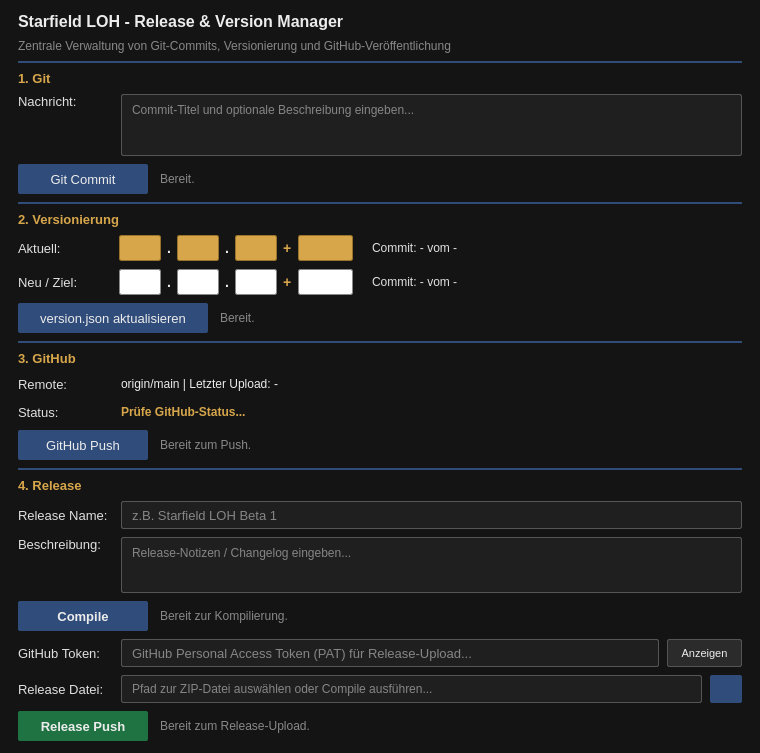
Above: Release/Build_Release.ui from Looking4Git/Starfield_LOH before the change. Below: the same form after it.
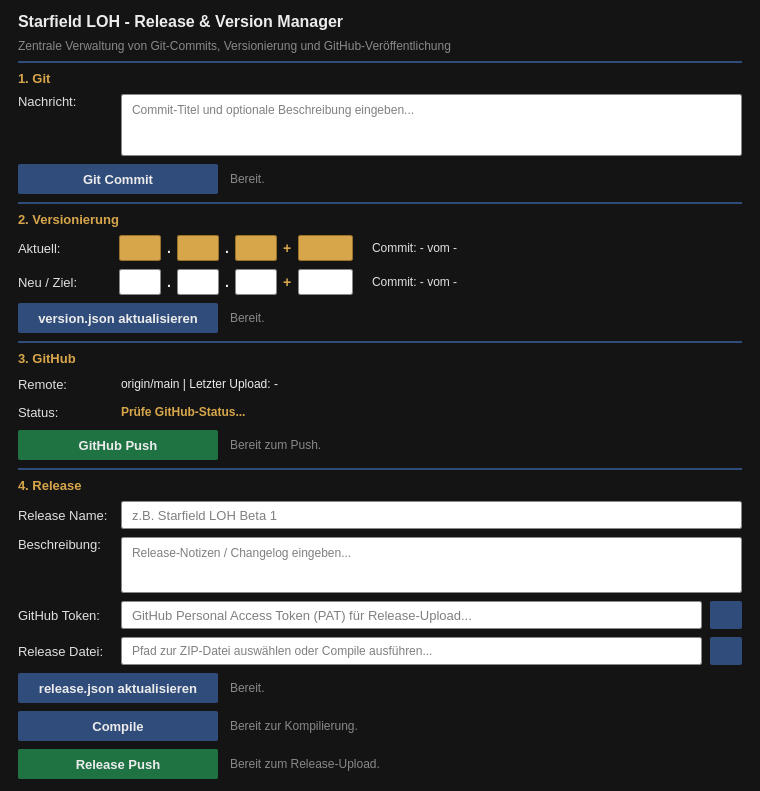
That is the form after the change.

Commit message: style: Release & Version Manager UI an Design Rules angepasst (weisse Textfelder, Eye-Icon, einheitliche Buttons, release.json Button)

```diff
--- a/Release/Build_Release.ui
+++ b/Release/Build_Release.ui
@@ -7,7 +7,7 @@
     <x>0</x>
     <y>0</y>
     <width>760</width>
-    <height>740</height>
+    <height>770</height>
    </rect>
   </property>
   <property name="windowTitle">
@@ -133,7 +133,7 @@
         </size>
        </property>
        <property name="styleSheet">
-        <string notr="true">background-color: #1f1f1f; color: #ECECEC; border: 1px solid #555555; border-radius: 2px; padding: 4px 6px; font-size: 12px;</string>
+        <string notr="true">background-color: #ffffff; color: #000000; border: 1px solid #888888; border-radius: 2px; padding: 4px 6px; font-size: 12px;</string>
        </property>
        <property name="placeholderText">
         <string>Commit-Titel und optionale Beschreibung eingeben...</string>
@@ -151,7 +151,13 @@
       <widget class="QPushButton" name="btn_git_commit">
        <property name="minimumSize">
         <size>
-         <width>130</width>
+         <width>200</width>
+         <height>30</height>
+        </size>
+       </property>
+       <property name="maximumSize">
+        <size>
+         <width>200</width>
          <height>30</height>
         </size>
        </property>
@@ -159,7 +165,7 @@
         <cursorShape>PointingHandCursor</cursorShape>
        </property>
        <property name="styleSheet">
-        <string notr="true">QPushButton { background-color: #304C7A; color: #ECECEC; border: none; border-radius: 2px; padding: 4px 16px; font-size: 13px; } QPushButton:hover { background-color: #5b7a9e; } QPushButton:pressed { background-color: #1e3355; }</string>
+        <string notr="true">QPushButton { background-color: #304C7A; color: #ECECEC; border: none; border-radius: 2px; padding: 4px 16px; font-size: 13px; font-weight: bold; } QPushButton:hover { background-color: #5b7a9e; } QPushButton:pressed { background-color: #1e3355; }</string>
        </property>
        <property name="text">
         <string>Git Commit</string>
@@ -591,7 +597,13 @@
       <widget class="QPushButton" name="btn_save">
        <property name="minimumSize">
         <size>
-         <width>190</width>
+         <width>200</width>
+         <height>30</height>
+        </size>
+       </property>
+       <property name="maximumSize">
+        <size>
+         <width>200</width>
          <height>30</height>
         </size>
        </property>
@@ -599,7 +611,7 @@
         <cursorShape>PointingHandCursor</cursorShape>
        </property>
        <property name="styleSheet">
-        <string notr="true">QPushButton { background-color: #304C7A; color: #ECECEC; border: none; border-radius: 2px; padding: 4px 16px; font-size: 13px; } QPushButton:hover { background-color: #5b7a9e; } QPushButton:pressed { background-color: #1e3355; }</string>
+        <string notr="true">QPushButton { background-color: #304C7A; color: #ECECEC; border: none; border-radius: 2px; padding: 4px 16px; font-size: 13px; font-weight: bold; } QPushButton:hover { background-color: #5b7a9e; } QPushButton:pressed { background-color: #1e3355; }</string>
        </property>
        <property name="text">
         <string>version.json aktualisieren</string>
@@ -778,7 +790,13 @@
       <widget class="QPushButton" name="btn_push">
        <property name="minimumSize">
         <size>
-         <width>130</width>
+         <width>200</width>
+         <height>30</height>
+        </size>
+       </property>
+       <property name="maximumSize">
+        <size>
+         <width>200</width>
          <height>30</height>
         </size>
        </property>
@@ -786,7 +804,7 @@
         <cursorShape>PointingHandCursor</cursorShape>
        </property>
        <property name="styleSheet">
-        <string notr="true">QPushButton { background-color: #304C7A; color: #ECECEC; border: none; border-radius: 2px; padding: 4px 16px; font-size: 13px; } QPushButton:hover { background-color: #5b7a9e; } QPushButton:pressed { background-color: #1e3355; }</string>
+        <string notr="true">QPushButton { background-color: #1F7343; color: #ECECEC; border: none; border-radius: 2px; padding: 4px 16px; font-size: 13px; font-weight: bold; } QPushButton:hover { background-color: #2a9457; } QPushButton:pressed { background-color: #155230; }</string>
        </property>
        <property name="text">
         <string>GitHub Push</string>
@@ -890,7 +908,7 @@
         </size>
        </property>
        <property name="styleSheet">
-        <string notr="true">background-color: #1f1f1f; color: #ECECEC; border: 1px solid #555555; border-radius: 2px; padding: 0 8px; font-size: 13px;</string>
+        <string notr="true">background-color: #ffffff; color: #000000; border: 1px solid #888888; border-radius: 2px; padding: 0 8px; font-size: 13px;</string>
        </property>
        <property name="placeholderText">
         <string>z.B. Starfield LOH Beta 1</string>
@@ -946,7 +964,7 @@
         </size>
        </property>
        <property name="styleSheet">
-        <string notr="true">background-color: #1f1f1f; color: #ECECEC; border: 1px solid #555555; border-radius: 2px; padding: 4px 6px; font-size: 12px;</string>
+        <string notr="true">background-color: #ffffff; color: #000000; border: 1px solid #888888; border-radius: 2px; padding: 4px 6px; font-size: 12px;</string>
        </property>
        <property name="placeholderText">
         <string>Release-Notizen / Changelog eingeben...</string>
@@ -956,57 +974,6 @@
     </layout>
    </item>
 
-   <!-- Compile Button & Status -->
-   <item>
-    <layout class="QHBoxLayout" name="row_rel_compile">
-     <property name="spacing">
-      <number>12</number>
-     </property>
-     <item>
-      <widget class="QPushButton" name="btn_compile">
-       <property name="minimumSize">
-        <size>
-         <width>130</width>
-         <height>30</height>
-        </size>
-       </property>
-       <property name="cursor">
-        <cursorShape>PointingHandCursor</cursorShape>
-       </property>
-       <property name="styleSheet">
-        <string notr="true">QPushButton { background-color: #304C7A; color: #ECECEC; border: none; border-radius: 2px; padding: 4px 16px; font-size: 13px; font-weight: bold; } QPushButton:hover { background-color: #5b7a9e; } QPushButton:pressed { background-color: #1e3355; }</string>
-       </property>
-       <property name="text">
-        <string>Compile</string>
-       </property>
-      </widget>
-     </item>
-     <item>
-      <widget class="QLabel" name="lbl_compile_status">
-       <property name="styleSheet">
-        <string notr="true">color: #888888; font-size: 12px;</string>
-       </property>
-       <property name="text">
-        <string>Bereit zur Kompilierung.</string>
-       </property>
-      </widget>
-     </item>
-     <item>
-      <spacer name="spacer_compile">
-       <property name="orientation">
-        <enum>Qt::Orientation::Horizontal</enum>
-       </property>
-       <property name="sizeHint" stdset="0">
-        <size>
-         <width>40</width>
-         <height>20</height>
-        </size>
-       </property>
-      </spacer>
-     </item>
-    </layout>
-   </item>
-
    <!-- GitHub Token Eingabe -->
    <item>
     <layout class="QHBoxLayout" name="row_rel_token">
@@ -1047,7 +1014,7 @@
         <enum>QLineEdit::EchoMode::Password</enum>
        </property>
        <property name="styleSheet">
-        <string notr="true">background-color: #1f1f1f; color: #ECECEC; border: 1px solid #555555; border-radius: 2px; padding: 0 8px; font-size: 13px;</string>
+        <string notr="true">background-color: #ffffff; color: #000000; border: 1px solid #888888; border-radius: 2px; padding: 0 8px; font-size: 13px;</string>
        </property>
        <property name="placeholderText">
         <string>GitHub Personal Access Token (PAT) für Release-Upload...</string>
@@ -1058,7 +1025,13 @@
       <widget class="QPushButton" name="btn_toggle_token">
        <property name="minimumSize">
         <size>
-         <width>75</width>
+         <width>32</width>
+         <height>28</height>
+        </size>
+       </property>
+       <property name="maximumSize">
+        <size>
+         <width>32</width>
          <height>28</height>
         </size>
        </property>
@@ -1066,10 +1039,10 @@
         <cursorShape>PointingHandCursor</cursorShape>
        </property>
        <property name="styleSheet">
-        <string notr="true">QPushButton { background-color: #2b2b2b; color: #ECECEC; border: 1px solid #555555; border-radius: 2px; font-size: 11px; } QPushButton:hover { background-color: #3a3a3a; }</string>
+        <string notr="true">QPushButton { background-color: #304C7A; border: none; border-radius: 2px; } QPushButton:hover { background-color: #5b7a9e; }</string>
        </property>
        <property name="text">
-        <string>Anzeigen</string>
+        <string/>
        </property>
       </widget>
      </item>
@@ -1113,7 +1086,7 @@
         </size>
        </property>
        <property name="styleSheet">
-        <string notr="true">background-color: #1f1f1f; color: #ECECEC; border: 1px solid #555555; border-radius: 2px; padding: 0 8px; font-size: 12px;</string>
+        <string notr="true">background-color: #ffffff; color: #000000; border: 1px solid #888888; border-radius: 2px; padding: 0 8px; font-size: 12px;</string>
        </property>
        <property name="placeholderText">
         <string>Pfad zur ZIP-Datei auswählen oder Compile ausführen...</string>
@@ -1148,6 +1121,120 @@
     </layout>
    </item>
 
+   <!-- release.json aktualisieren Button & Status -->
+   <item>
+    <layout class="QHBoxLayout" name="row_rel_save">
+     <property name="spacing">
+      <number>12</number>
+     </property>
+     <item>
+      <widget class="QPushButton" name="btn_save_release">
+       <property name="minimumSize">
+        <size>
+         <width>200</width>
+         <height>30</height>
+        </size>
+       </property>
+       <property name="maximumSize">
+        <size>
+         <width>200</width>
+         <height>30</height>
+        </size>
+       </property>
+       <property name="cursor">
+        <cursorShape>PointingHandCursor</cursorShape>
+       </property>
+       <property name="styleSheet">
+        <string notr="true">QPushButton { background-color: #304C7A; color: #ECECEC; border: none; border-radius: 2px; padding: 4px 16px; font-size: 13px; font-weight: bold; } QPushButton:hover { background-color: #5b7a9e; } QPushButton:pressed { background-color: #1e3355; }</string>
+       </property>
+       <property name="text">
+        <string>release.json aktualisieren</string>
+       </property>
+      </widget>
+     </item>
+     <item>
+      <widget class="QLabel" name="lbl_rel_save_status">
+       <property name="styleSheet">
+        <string notr="true">color: #888888; font-size: 12px;</string>
+       </property>
+       <property name="text">
+        <string>Bereit.</string>
+       </property>
+      </widget>
+     </item>
+     <item>
+      <spacer name="spacer_rel_save">
+       <property name="orientation">
+        <enum>Qt::Orientation::Horizontal</enum>
+       </property>
+       <property name="sizeHint" stdset="0">
+        <size>
+         <width>40</width>
+         <height>20</height>
+        </size>
+       </property>
+      </spacer>
+     </item>
+    </layout>
+   </item>
+
+   <!-- Compile Button & Status -->
+   <item>
+    <layout class="QHBoxLayout" name="row_rel_compile">
+     <property name="spacing">
+      <number>12</number>
+     </property>
+     <item>
+      <widget class="QPushButton" name="btn_compile">
+       <property name="minimumSize">
+        <size>
+         <width>200</width>
+         <height>30</height>
+        </size>
+       </property>
+       <property name="maximumSize">
+        <size>
+         <width>200</width>
+         <height>30</height>
+        </size>
+       </property>
+       <property name="cursor">
+        <cursorShape>PointingHandCursor</cursorShape>
+       </property>
+       <property name="styleSheet">
+        <string notr="true">QPushButton { background-color: #304C7A; color: #ECECEC; border: none; border-radius: 2px; padding: 4px 16px; font-size: 13px; font-weight: bold; } QPushButton:hover { background-color: #5b7a9e; } QPushButton:pressed { background-color: #1e3355; }</string>
+       </property>
+       <property name="text">
+        <string>Compile</string>
+       </property>
+      </widget>
+     </item>
+     <item>
+      <widget class="QLabel" name="lbl_compile_status">
+       <property name="styleSheet">
+        <string notr="true">color: #888888; font-size: 12px;</string>
+       </property>
+       <property name="text">
+        <string>Bereit zur Kompilierung.</string>
+       </property>
+      </widget>
+     </item>
+     <item>
+      <spacer name="spacer_compile">
+       <property name="orientation">
+        <enum>Qt::Orientation::Horizontal</enum>
+       </property>
+       <property name="sizeHint" stdset="0">
+        <size>
+         <width>40</width>
+         <height>20</height>
+        </size>
+       </property>
+      </spacer>
+     </item>
+    </layout>
+   </item>
+
    <!-- Release Push Button & Status -->
    <item>
     <layout class="QHBoxLayout" name="row_rel_push">
@@ -1158,7 +1245,13 @@
       <widget class="QPushButton" name="btn_release_push">
        <property name="minimumSize">
         <size>
-         <width>130</width>
+         <width>200</width>
+         <height>30</height>
+        </size>
+       </property>
+       <property name="maximumSize">
+        <size>
+         <width>200</width>
          <height>30</height>
         </size>
        </property>
```
The commit also changes 1 other file.
